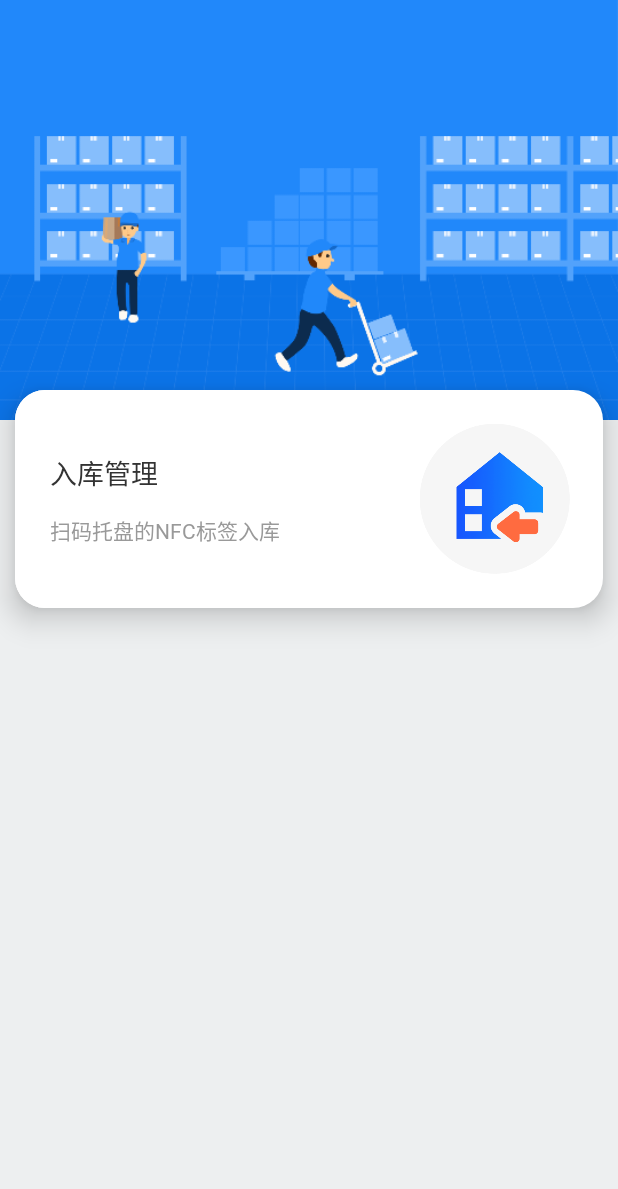
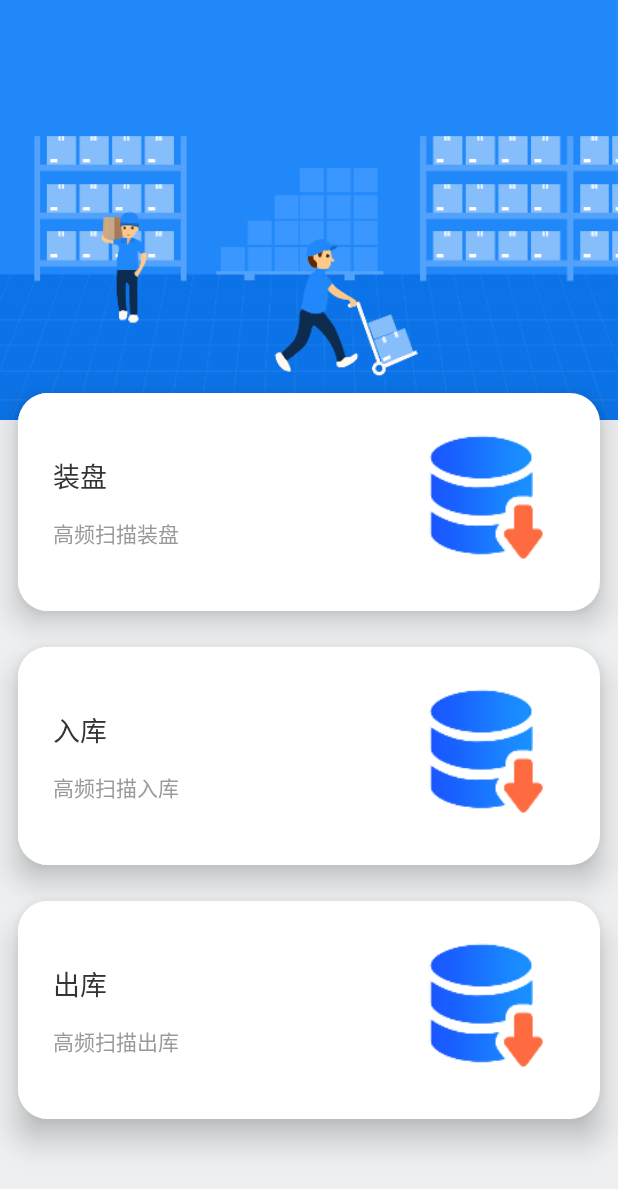
Before and after one commit to xhh4215/JetPackProject, an Android app: the fragment MainFragment shown on its own in the app's theme, on a phone screen of 412 x 824 dp. Shown: the top 1189 px of the screen. Run offline under Robolectric (Android 15) with nearby library versions, the phone set to English and light mode, and no system bars; our stand-ins replace Timber, data binding, navigation-ui; libraries missing offline, so code that uses them is left out: com.gyf.immersionbar; 4 statements that could not run were skipped.

Commit message:
recycleview的基础使用

```diff
--- /dev/null
+++ b/app/src/main/java/com/xdzl/golden/mango/application/adapter/RecycleViewAdapter.kt
@@ -0,0 +1,68 @@
+package com.xdzl.golden.mango.application.adapter
+
+import android.view.LayoutInflater
+import android.view.ViewGroup
+import androidx.recyclerview.widget.DiffUtil
+import androidx.recyclerview.widget.ListAdapter
+import androidx.recyclerview.widget.RecyclerView
+import com.xdzl.golden.mango.application.R
+import com.xdzl.golden.mango.application.databinding.RecycleviewItemBinding
+import com.xdzl.golden.mango.application.entity.HandleResponse
+import com.xdzl.golden.mango.application.entity.RecyclerViewResponse
+
+class RecycleViewAdapter() :
+    ListAdapter<HandleResponse.HandleData, RecycleViewHolder>(RecycleViewDiffCallback()) {
+
+    override fun onCreateViewHolder(parent: ViewGroup, viewType: Int): RecycleViewHolder {
+        return RecycleViewHolder.from(parent)
+    }
+
+
+    override fun onBindViewHolder(holder: RecycleViewHolder, position: Int) {
+        holder.bind(getItem(position)!!)
+    }
+}
+
+class RecycleViewDiffCallback : DiffUtil.ItemCallback<HandleResponse.HandleData>() {
+    override fun areItemsTheSame(
+        oldItem: HandleResponse.HandleData,
+        newItem: HandleResponse.HandleData
+    ): Boolean {
+        return oldItem.id == newItem.id
+    }
+
+    override fun areContentsTheSame(
+        oldItem: HandleResponse.HandleData,
+        newItem: HandleResponse.HandleData
+    ): Boolean {
+        return oldItem == newItem
+    }
+
+
+}
+
+class RecycleViewListener(val clickListener: (sleepId: Int) -> Unit) {
+    fun onClick(recyclerViewResponse: RecyclerViewResponse) =
+        clickListener(recyclerViewResponse.id)
+}
+
+
+class RecycleViewHolder private constructor(val binding: RecycleviewItemBinding) :
+    RecyclerView.ViewHolder(binding.root) {
+
+    companion object {
+        fun from(parent: ViewGroup): RecycleViewHolder {
+            val layoutInflater = LayoutInflater.from(parent.context)
+            val binding = RecycleviewItemBinding.inflate(layoutInflater, parent, false)
+            return RecycleViewHolder(binding)
+        }
+    }
+
+    fun bind(
+        recyclerResponse: HandleResponse.HandleData
+    ) {
+        binding.mainItemInputTextOne.text = recyclerResponse.name
+        binding.mainItemInputTextTwo.text = recyclerResponse.createDate
+        binding.mainItemInputImg.setImageResource(R.drawable.main_item_one)
+    }
+}
--- /dev/null
+++ b/app/src/main/java/com/xdzl/golden/mango/application/entity/RecyclerViewResponse.kt
@@ -0,0 +1,3 @@
+package com.xdzl.golden.mango.application.entity
+
+data class RecyclerViewResponse(var id: Int, var title: String, var titleInfo: String)
--- a/app/src/main/java/com/xdzl/golden/mango/application/network/GoldenMangoServices.kt
+++ b/app/src/main/java/com/xdzl/golden/mango/application/network/GoldenMangoServices.kt
@@ -32,8 +32,8 @@ interface GoldenMangoServices {
     @FormUrlEncoded
     @POST("api/machine/handheld/login")
     suspend fun login(
-        @Field("userName") username: String?,
-        @Field("passWord") password: String?
+        @Field("userName") username: String,
+        @Field("passWord") password: String
     ): LoginResponse
 
     @FormUrlEncoded
--- a/app/src/main/java/com/xdzl/golden/mango/application/ui/fragments/MainFragment.kt
+++ b/app/src/main/java/com/xdzl/golden/mango/application/ui/fragments/MainFragment.kt
@@ -15,7 +15,10 @@ import androidx.navigation.fragment.findNavController
 import androidx.navigation.ui.NavigationUI
 import androidx.navigation.ui.onNavDestinationSelected
 import com.xdzl.golden.mango.application.R
+import com.xdzl.golden.mango.application.adapter.RecycleViewAdapter
 import com.xdzl.golden.mango.application.databinding.MainFragmentBinding
+import com.xdzl.golden.mango.application.entity.HandleResponse
+import com.xdzl.golden.mango.application.entity.RecyclerViewResponse
 import com.xdzl.golden.mango.application.utils.fixStatusBar
 import com.xdzl.golden.mango.application.viewmodel.MainViewModel
 import com.xdzl.golden.mango.application.viewmodel.MainViewModelFactory
@@ -31,20 +34,29 @@ class MainFragment : Fragment() {
     lateinit var viewModel: MainViewModel
     lateinit var viewModelFactory: MainViewModelFactory
     lateinit var binding: MainFragmentBinding
-
+    lateinit var adapter: RecycleViewAdapter
     override fun onCreateView(
         inflater: LayoutInflater, container: ViewGroup?,
         savedInstanceState: Bundle?
     ): View? {
         binding = DataBindingUtil.inflate(inflater, R.layout.main_fragment, container, false)
+
         var status = MainFragmentArgs.fromBundle(requireArguments()).loginStatus
         viewModelFactory = MainViewModelFactory(status)
         viewModel = ViewModelProvider(this, viewModelFactory).get(MainViewModel::class.java)
         viewModel.isLogin.observe(viewLifecycleOwner, Observer {
             if (it) {
+                viewModel.initList()
                 requireActivity().main_title_background.visibility = View.VISIBLE
                 requireActivity().bottomnavigationview.visibility = View.VISIBLE
                 fixStatusBar(this, requireActivity().main_title_background)
+                adapter = RecycleViewAdapter()
+                binding.recycleViewList.adapter = adapter
+                viewModel.handleData.observe(viewLifecycleOwner, Observer { HandleResponse ->
+                    HandleResponse?.let {
+                        adapter.submitList(HandleResponse.data)
+                    }
+                })
             } else {
                 val action = MainFragmentDirections.actionMainFragmentToLoginFragment()
                 action.loginStatus = it
@@ -52,13 +64,7 @@ class MainFragment : Fragment() {
 
             }
         })
-        binding.mainItemInputContainer.setOnClickListener {
-            it.findNavController().navigate(
-                MainFragmentDirections.actionMainFragmentToOutInputFragment(
-                    ACTION_INPUT
-                )
-            )
-        }
+
         setHasOptionsMenu(true)
         return binding.root
     }
@@ -68,6 +74,7 @@ class MainFragment : Fragment() {
         inflater.inflate(R.menu.menu_file, menu)
     }
 
+
     override fun onOptionsItemSelected(item: MenuItem): Boolean {
         return NavigationUI.onNavDestinationSelected(
             item,
--- a/app/src/main/java/com/xdzl/golden/mango/application/viewmodel/MainViewModel.kt
+++ b/app/src/main/java/com/xdzl/golden/mango/application/viewmodel/MainViewModel.kt
@@ -1,17 +1,19 @@
 package com.xdzl.golden.mango.application.viewmodel
 
+import android.util.Log
 import androidx.lifecycle.LiveData
 import androidx.lifecycle.MutableLiveData
 import androidx.lifecycle.ViewModel
 import androidx.lifecycle.viewModelScope
 import com.xdzl.golden.mango.application.entity.HandleResponse
 import com.xdzl.golden.mango.application.network.GoldenMangoApi
+import kotlinx.coroutines.Dispatchers
 import kotlinx.coroutines.launch
 import timber.log.Timber
 
 class MainViewModel(loginStatus: String) : ViewModel() {
-    private val _handleData = MutableLiveData<ArrayList<HandleResponse.HandleData>>()
-    val handleData: LiveData<ArrayList<HandleResponse.HandleData>> get() = _handleData
+    private val _handleData = MutableLiveData<HandleResponse>()
+    val handleData: LiveData<HandleResponse> get() = _handleData
     private val _isLogin = MutableLiveData<Boolean>()
     val isLogin: LiveData<Boolean> get() = _isLogin
     private val status = loginStatus
@@ -20,16 +22,58 @@ class MainViewModel(loginStatus: String) : ViewModel() {
         _isLogin.value = status != "nouser"
     }
 
-    fun handle(userId: String) {
-        viewModelScope.launch {
-            val handleResult =
-                GoldenMangoApi.retrofitService.userHandle(userId)
+    fun handleIn(userId: String) {
+        Log.d("lgm", userId)
+        viewModelScope.launch(Dispatchers.IO) {
+            val handleResult = GoldenMangoApi.retrofitService.userHandle(userId)
+
             if (handleResult.msg == LoginViewModel.LOG_FLAG) {
                 Timber.d("Login ViewModel Handle")
-                _handleData.value =
-                    handleResult.data as ArrayList<HandleResponse.HandleData>
+                _handleData.value = handleResult
             }
         }
+    }
+
+
+    fun initList() {
+        // val id: Int,
+        //        val isDel: Int,
+        //        val createDate: String,
+        //        val createBy: Int,
+        //        val updateDate: String,
+        //        val code: String,
+        //        val name: String,
+        //        val type: Int,
+        //        val url: String
+        _handleData.value = HandleResponse(
+            "1",
+            arrayListOf(
+                HandleResponse.HandleData(
+                    1,
+                    1,
+                    "高频扫描装盘",
+                    1,
+                    "2020,12,23",
+                    "1",
+                    "装盘",
+                    1,
+                    "sdfd"
+                ),
+                HandleResponse.HandleData(
+                    1,
+                    1,
+                    "高频扫描入库",
+                    1,
+                    "2020,12,23",
+                    "1",
+                    "入库",
+                    1,
+                    "sdfd"
+                ),
+                HandleResponse.HandleData(1, 1, "高频扫描出库", 1, "2020,12,23", "1", "出库", 1, "sdfd")
+            ),
+            "加载成功"
+        )
 
     }
 
--- a/app/src/main/res/layout/main_fragment.xml
+++ b/app/src/main/res/layout/main_fragment.xml
@@ -3,10 +3,7 @@
     xmlns:app="http://schemas.android.com/apk/res-auto"
     xmlns:tools="http://schemas.android.com/tools">
 
-    <data>
-
-    </data>
-
+    <data></data>
 
     <FrameLayout
         android:layout_width="match_parent"
@@ -19,6 +16,7 @@
             tools:context=".ui.activity.MainActivity">
 
             <ImageView
+                android:id="@+id/main_img"
                 android:layout_width="match_parent"
                 android:layout_height="280dp"
                 android:scaleType="centerCrop"
@@ -28,75 +26,16 @@
                 app:layout_constraintTop_toTopOf="parent" />
 
 
-            <LinearLayout
-                android:id="@+id/main_item_input_container"
+            <androidx.recyclerview.widget.RecyclerView
+                android:id="@+id/recycleViewList"
                 android:layout_width="match_parent"
-                android:layout_height="@dimen/dimens_dp_145"
-                android:layout_marginLeft="@dimen/dimens_dp_10"
-                android:layout_marginTop="@dimen/dimens_dp_270"
-                android:layout_marginRight="@dimen/dimens_dp_10"
-                android:background="@drawable/main_background_white"
-                android:elevation="@dimen/dimens_dp_12"
-                app:layout_constraintLeft_toLeftOf="parent"
-                app:layout_constraintRight_toRightOf="parent"
-                app:layout_constraintTop_toTopOf="parent">
-
-                <LinearLayout
-                    android:id="@+id/main_item_input_text_container"
-                    android:layout_width="0dp"
-                    android:layout_height="match_parent"
-                    android:layout_weight="1"
-                    android:background="@drawable/main_background_white"
-                    android:gravity="center_vertical"
-                    android:orientation="vertical">
-
-                    <TextView
-                        android:id="@+id/main_item_input_text_one"
-                        android:layout_width="wrap_content"
-                        android:layout_height="wrap_content"
-                        android:layout_marginLeft="@dimen/dimens_dp_23"
-                        android:background="@color/color_white"
-                        android:fontFamily="@font/phone_style_blod"
-                        android:text="@string/main_item_input"
-                        android:textColor="@color/main_small_text_color"
-                        android:textSize="@dimen/dimens_sp_18" />
-
-                    <TextView
-                        android:id="@+id/main_item_input_text_two"
-                        android:layout_width="wrap_content"
-                        android:layout_height="wrap_content"
-                        android:layout_marginLeft="@dimen/dimens_dp_23"
-                        android:layout_marginTop="@dimen/dimens_dp_14"
-                        android:background="@color/color_white"
-                        android:fontFamily="@font/phone_style"
-                        android:text="@string/main_item_input_info"
-                        android:textColor="@color/login_tip_color"
-                        android:textSize="@dimen/dimens_sp_14" />
-
-
-                </LinearLayout>
-
-                <LinearLayout
-                    android:id="@+id/main_item_input_img_container"
-                    android:layout_width="0dp"
-                    android:layout_height="match_parent"
-                    android:layout_marginRight="@dimen/dimens_dp_22"
-                    android:layout_weight="1"
-                    android:background="@drawable/main_background_white"
-                    android:gravity="center|right"
-                    android:orientation="vertical">
-
-                    <ImageView
-                        android:id="@+id/main_item_input_img"
-                        android:layout_width="@dimen/dimens_dp_100"
-                        android:layout_height="@dimen/dimens_dp_100"
-                        android:background="@color/color_white"
-                        android:src="@drawable/main_item_two" />
-
-                </LinearLayout>
-
-
-            </LinearLayout>
+                android:layout_height="match_parent"
+                android:layout_marginTop="250dp"
+                app:layoutManager="androidx.recyclerview.widget.LinearLayoutManager"
+                app:layout_constraintBottom_toBottomOf="parent"
+                app:layout_constraintEnd_toEndOf="parent"
+                app:layout_constraintStart_toStartOf="parent"
+                app:layout_constraintTop_toTopOf="parent" />
 
 
         </androidx.constraintlayout.widget.ConstraintLayout>
--- /dev/null
+++ b/app/src/main/res/layout/recycleview_item.xml
@@ -0,0 +1,84 @@
+<?xml version="1.0" encoding="utf-8"?>
+<layout xmlns:android="http://schemas.android.com/apk/res/android"
+    xmlns:app="http://schemas.android.com/apk/res-auto">
+
+    <data>
+
+        <variable
+            name="clicklistener"
+            type="com.xdzl.golden.mango.application.adapter.RecycleViewListener" />
+
+        <variable
+            name="item"
+            type="com.xdzl.golden.mango.application.entity.HandleResponse.HandleData" />
+    </data>
+
+    <LinearLayout
+        android:id="@+id/main_item_input_container"
+        android:layout_width="match_parent"
+        android:layout_height="@dimen/dimens_dp_145"
+        android:layout_margin="@dimen/dimens_dp_12"
+        android:background="@drawable/main_background_white"
+        android:elevation="@dimen/dimens_dp_12"
+
+        >
+
+        <LinearLayout
+            android:id="@+id/main_item_input_text_container"
+            android:layout_width="0dp"
+            android:layout_height="match_parent"
+            android:layout_weight="1"
+            android:background="@drawable/main_background_white"
+            android:gravity="center_vertical"
+            android:orientation="vertical">
+
+            <TextView
+                android:id="@+id/main_item_input_text_one"
+                android:layout_width="wrap_content"
+                android:layout_height="wrap_content"
+                android:layout_marginLeft="@dimen/dimens_dp_23"
+                android:background="@color/color_white"
+                android:fontFamily="@font/phone_style_blod"
+                android:text="@string/main_item_input"
+                android:textColor="@color/main_small_text_color"
+                android:textSize="@dimen/dimens_sp_18" />
+
+            <TextView
+                android:id="@+id/main_item_input_text_two"
+                android:layout_width="wrap_content"
+                android:layout_height="wrap_content"
+                android:layout_marginLeft="@dimen/dimens_dp_23"
+                android:layout_marginTop="@dimen/dimens_dp_14"
+                android:background="@color/color_white"
+                android:fontFamily="@font/phone_style"
+                android:text="@string/main_item_input_info"
+                android:textColor="@color/login_tip_color"
+                android:textSize="@dimen/dimens_sp_14" />
+
+
+        </LinearLayout>
+
+        <LinearLayout
+            android:id="@+id/main_item_input_img_container"
+            android:layout_width="0dp"
+            android:layout_height="match_parent"
+            android:layout_marginRight="@dimen/dimens_dp_22"
+            android:layout_weight="1"
+            android:background="@drawable/main_background_white"
+            android:gravity="center|right"
+            android:orientation="vertical">
+
+            <ImageView
+                android:id="@+id/main_item_input_img"
+                android:layout_width="@dimen/dimens_dp_100"
+                android:layout_height="@dimen/dimens_dp_100"
+                android:background="@color/color_white"
+                android:src="@drawable/main_item_two" />
+
+        </LinearLayout>
+
+
+    </LinearLayout>
+
+
+</layout>
```
Also changed, not shown: app/src/main/java/com/xdzl/golden/mango/application/entity/HandleResponse.kt (+2 -22 lines), app/src/main/java/com/xdzl/golden/mango/application/entity/LoginResponse.kt (+0 -22 lines), app/src/main/java/com/xdzl/golden/mango/application/ui/activity/MainActivity.kt (+0 -7 lines), app/src/main/res/layout/activity_login.xml (+5 -2 lines).
